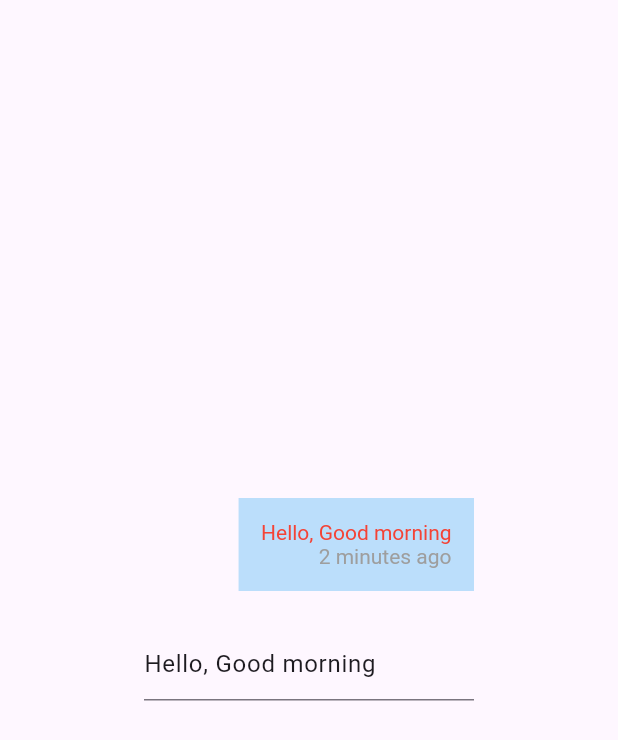
After one commit to Ashwin1002/flutter_animation_practice, a Flutter app: the screen it shows after launch, after a tap on "Render Object Chat Text Bubble Demo", on a phone screen of 412 x 824 dp. The commit adds this screen. Shown: the top 740 px of the screen. Run offline on Flutter 3.47's test engine with Material 2 defaults, Android fonts, the phone set to English and light mode, and no system bars; our stand-ins replace simple_animations, supercharged.

Commit message:
overlay and render object mon 11 sept 21:35

```diff
--- a/lib/main.dart
+++ b/lib/main.dart
@@ -1,7 +1,10 @@
 import 'package:flutter/material.dart';
 import 'package:flutter_animation_practice/src/animated_splash/animated_splash_screen.dart';
 import 'package:flutter_animation_practice/src/logo_loading/logo_loading_widget.dart';
+import 'package:flutter_animation_practice/src/overlay_widget/autocomplete_overlay_widget.dart';
+import 'package:flutter_animation_practice/src/render_object_chat/chat_widget.dart';
 import 'package:flutter_animation_practice/src/sliverpersisentheaderdelegate/detail_page.dart';
+import 'package:flutter_animation_practice/src/staggered_animation/staggered_animation_demo.dart';
 
 void main() {
   runApp(const MyApp());
@@ -64,10 +67,70 @@ class MainPage extends StatelessWidget {
                 ),
               ),
               child: const Text("Skill Sewa Logo Loading"),
-            )
+            ),
+            const SizedBox(height: 10),
+            ElevatedButton(
+              onPressed: () => Navigator.of(context).push(
+                MaterialPageRoute(
+                  builder: (context) => const StaggeredDemo(),
+                ),
+              ),
+              child: const Text("Staggered Animation Demo"),
+            ),
+            const SizedBox(height: 10),
+            ElevatedButton(
+              onPressed: () => Navigator.of(context).push(
+                MaterialPageRoute(
+                  builder: (context) => const ChatBubbleRenderWidget(),
+                ),
+              ),
+              child: const Text("Render Object Chat Text Bubble Demo"),
+            ),
+            const SizedBox(height: 10),
+            ElevatedButton(
+              onPressed: () => Navigator.of(context).push(
+                MaterialPageRoute(
+                  builder: (context) =>
+                      const AutoCompleteSearchableOverlayWidgt(),
+                ),
+              ),
+              child: const Text("Overlay AutoComplete Form Field"),
+            ),
           ],
         ),
       ),
     );
   }
 }
+
+class TestLifeCycle extends StatefulWidget {
+  const TestLifeCycle({super.key});
+
+  @override
+  State<TestLifeCycle> createState() => _TestLifeCycleState();
+}
+
+class _TestLifeCycleState extends State<TestLifeCycle>
+    with WidgetsBindingObserver {
+  @override
+  void initState() {
+    super.initState();
+    WidgetsBinding.instance.addObserver(this);
+  }
+
+  @override
+  void didChangeAppLifecycleState(AppLifecycleState state) {
+    super.didChangeAppLifecycleState(state);
+  }
+
+  @override
+  void dispose() {
+    WidgetsBinding.instance.removeObserver(this);
+    super.dispose();
+  }
+
+  @override
+  Widget build(BuildContext context) {
+    return const Placeholder();
+  }
+}
--- /dev/null
+++ b/lib/src/render_object_chat/chat_widget.dart
@@ -0,0 +1,276 @@
+import 'dart:math';
+import 'package:flutter/material.dart';
+import 'package:flutter/semantics.dart';
+
+class ChatBubbleRenderWidget extends StatefulWidget {
+  const ChatBubbleRenderWidget({super.key});
+
+  @override
+  State<ChatBubbleRenderWidget> createState() => _ChatBubbleRenderWidgetState();
+}
+
+class _ChatBubbleRenderWidgetState extends State<ChatBubbleRenderWidget> {
+  final _controller = TextEditingController();
+
+  @override
+  void initState() {
+    super.initState();
+    _controller.text = "Hello, Good morning";
+  }
+
+  @override
+  void dispose() {
+    _controller.dispose();
+    super.dispose();
+  }
+
+  @override
+  Widget build(BuildContext context) {
+    return Scaffold(
+      body: Center(
+        child: SizedBox(
+          width: 220,
+          child: SingleChildScrollView(
+            child: Column(
+              mainAxisAlignment: MainAxisAlignment.end,
+              children: [
+                Align(
+                  alignment: Alignment.centerRight,
+                  child: Container(
+                    color: Colors.blue.shade100,
+                    padding: const EdgeInsets.all(15),
+
+                    /// first create a custom widget with possible arguments
+                    /// here listenable builder is wrapper to listen to the changes in the text editing controller
+                    child: ListenableBuilder(
+                      listenable: _controller,
+                      builder: (context, child) => TimestampedChatMessage(
+                        text: _controller.text.isEmpty
+                            ? "Write a message..."
+                            : _controller.text,
+                        sentAt: '2 minutes ago',
+                        style: const TextStyle(
+                          color: Colors.red,
+                        ),
+                      ),
+                    ),
+                  ),
+                ),
+                Padding(
+                  padding: const EdgeInsets.symmetric(vertical: 25),
+                  child: TextField(controller: _controller),
+                )
+              ],
+            ),
+          ),
+        ),
+      ),
+    );
+  }
+}
+
+/// second, create a custom class which extends [LeafRenderObjectWidget] and pass the arguments. LeafRenderObject overrider a method 'createRenderObject'. we create another @override called updateRenderObject which replaces the widget changes in the render tree
+class TimestampedChatMessage extends LeafRenderObjectWidget {
+  const TimestampedChatMessage({
+    super.key,
+    required this.text,
+    required this.sentAt,
+    required this.style,
+  });
+
+  final String text;
+  final String sentAt;
+  final TextStyle style;
+
+  @override
+  RenderObject createRenderObject(BuildContext context) {
+    return TimestampedChatMessageRenderObject(
+      text: text,
+      sentAt: sentAt,
+      style: style,
+      textDirection: Directionality.of(context),
+    );
+  }
+
+  @override
+  void updateRenderObject(
+    BuildContext context,
+    TimestampedChatMessageRenderObject renderObject,
+  ) {
+    renderObject.text = text;
+    renderObject.sentAt = sentAt;
+    renderObject.style = style;
+    renderObject.textDirection = Directionality.of(context);
+  }
+}
+
+// third we create a custom class [TimestampedChatMessageRenderObject] which extends [RenderBox]. After that we create _private field for all the named parameters. Then, we create getter and setter for each filed. TextPainter is created for String sentAt and text.
+class TimestampedChatMessageRenderObject extends RenderBox {
+  TimestampedChatMessageRenderObject({
+    required String sentAt,
+    required String text,
+    required TextStyle style,
+    required TextDirection textDirection,
+  }) {
+    _sentAt = sentAt;
+    _text = text;
+    _style = style;
+    _textDirection = textDirection;
+
+    _textPainter = TextPainter(
+      text: textTextSpan,
+      textDirection: _textDirection,
+    );
+
+    _sentAtTextPainter = TextPainter(
+      text: sentAtTextSpan,
+      textDirection: _textDirection,
+    );
+  }
+  late String _sentAt;
+  late String _text;
+  late TextStyle _style;
+  late TextDirection _textDirection;
+
+  late TextPainter _textPainter;
+  late TextPainter _sentAtTextPainter;
+
+  // Saved values from 'performLayout'
+  late bool _sentAtFitsOnLastLine;
+  late double _lineHeight;
+  late double _lastMessageLineWidth;
+  late double _longestLineWidth;
+  late double _sentAtLineWidth;
+  late int _numberMessageLines;
+
+  String get sentAt => _sentAt;
+
+  set sentAt(String value) {
+    if (value == _sentAt) {
+      return;
+    }
+    _sentAt = value;
+    _sentAtTextPainter.text = sentAtTextSpan;
+    markNeedsLayout();
+    markNeedsSemanticsUpdate();
+  }
+
+  TextSpan get sentAtTextSpan => TextSpan(
+        text: _sentAt,
+        style: _style.copyWith(color: Colors.grey),
+      );
+
+  String get text => _text;
+
+  set text(String value) {
+    if (value == _text) {
+      return;
+    }
+    _text = value;
+    _textPainter.text = textTextSpan;
+    markNeedsLayout();
+    markNeedsSemanticsUpdate();
+  }
+
+  TextSpan get textTextSpan => TextSpan(
+        text: _text,
+        style: _style,
+      );
+
+  TextStyle get style => _style;
+  set style(TextStyle value) {
+    if (value == _style) {
+      return;
+    }
+    _style = value;
+    _textPainter.text = textTextSpan;
+    _sentAtTextPainter.text = sentAtTextSpan;
+    markNeedsLayout();
+  }
+
+  TextDirection get textDirection => _textDirection;
+
+  set textDirection(TextDirection value) {
+    if (_textDirection == value) {
+      return;
+    }
+    _textDirection = value;
+    _textPainter.textDirection = _textDirection;
+    _sentAtTextPainter.textDirection = _textDirection;
+  }
+
+  /// this method is crucial because it determines the dimension of what we are rendering and saves it to the size attribute.
+  @override
+  void performLayout() {
+    _textPainter.layout(maxWidth: constraints.maxWidth);
+
+    final textLines = _textPainter.computeLineMetrics();
+
+    _longestLineWidth = 0;
+    for (final line in textLines) {
+      _longestLineWidth = max(_longestLineWidth, line.width);
+    }
+    _lastMessageLineWidth = textLines.last.width;
+    _lineHeight = textLines.last.height;
+    _numberMessageLines = textLines.length;
+
+    _sentAtTextPainter.layout(maxWidth: constraints.maxWidth);
+    _sentAtLineWidth = _sentAtTextPainter.computeLineMetrics().first.width;
+
+    final sizeOfMessage = Size(_longestLineWidth, _textPainter.height);
+
+    // Set _sentAtFitsOnLastLine
+    final lastLineWidthDate = _lastMessageLineWidth + (_sentAtLineWidth * 1.1);
+    if (textLines.length == 1) {
+      _sentAtFitsOnLastLine = lastLineWidthDate < constraints.maxWidth;
+    } else {
+      _sentAtFitsOnLastLine =
+          lastLineWidthDate < min(_longestLineWidth, constraints.maxWidth);
+    }
+
+    late Size computedSize;
+    if (!_sentAtFitsOnLastLine) {
+      computedSize = Size(
+        sizeOfMessage.width,
+        sizeOfMessage.height + _sentAtTextPainter.height,
+      );
+    } else {
+      if (textLines.length == 1) {
+        computedSize = Size(lastLineWidthDate, sizeOfMessage.height);
+      } else {
+        computedSize = Size(_longestLineWidth, sizeOfMessage.height);
+      }
+    }
+
+    size = constraints.constrain(computedSize);
+  }
+
+  @override
+  void paint(PaintingContext context, Offset offset) {
+    _textPainter.paint(context.canvas, offset);
+
+    late Offset sentAtOffset;
+    if (_sentAtFitsOnLastLine) {
+      sentAtOffset = Offset(
+        offset.dx + (size.width - _sentAtLineWidth),
+        offset.dy + (_lineHeight * (_numberMessageLines - 1)),
+      );
+    } else {
+      sentAtOffset = Offset(
+        offset.dx + (size.width - _sentAtLineWidth),
+        offset.dy + (_lineHeight * _numberMessageLines),
+      );
+    }
+
+    _sentAtTextPainter.paint(context.canvas, sentAtOffset);
+  }
+
+  @override
+  void describeSemanticsConfiguration(SemanticsConfiguration config) {
+    super.describeSemanticsConfiguration(config);
+
+    config.isSemanticBoundary = true;
+    config.label = "$_text, sent at $_sentAt";
+    config.textDirection = _textDirection;
+  }
+}
```
Also changed, not shown: lib/src/logo_loading/logo_loading_widget.dart (+17 -6 lines), lib/src/overlay_widget/autocomplete_overlay_widget.dart (added, +141 -0 lines), lib/src/staggered_animation/staggered_animation_demo.dart (added, +127 -0 lines), pubspec.yaml (+4 -16 lines), pubspec.lock, 2 other files.
